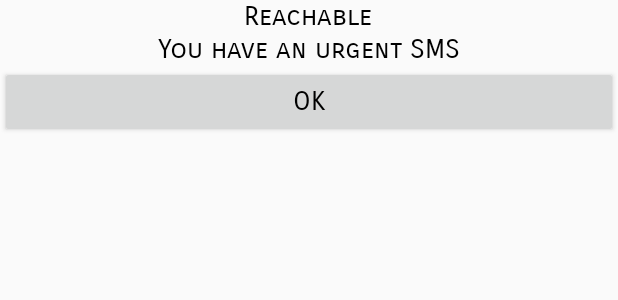
After one commit to ravirammysore/ReachableApp, an Android app: the layout activity_alert.xml on its own in the app's theme, with its tools: preview values and no code run, on a phone screen of 412 x 824 dp. The commit adds this screen. Shown: the top 300 px of the screen. Run offline under Robolectric (Android 15) with nearby library versions, the phone set to English and light mode, and no system bars.

Commit message:
added alert activity with siren, considered various approaches like media player

```diff
--- a/app/src/main/java/in/appfocus/reachable/MainActivity.java
+++ b/app/src/main/java/in/appfocus/reachable/MainActivity.java
@@ -93,6 +93,8 @@ public class MainActivity extends AppCompatActivity {
     }
 
     private void swReceiverStatusChanged(Boolean status){
+        // TODO: 24/10/17 start a sticky notification (which will open our app when clicked)
+        // TODO: 24/10/17 implement the putPhoneOnSilentMode
         if(status==true){
             if(intReceiverStatus != PackageManager.COMPONENT_ENABLED_STATE_ENABLED) {
                 pm.setComponentEnabledSetting(SMSReceiverComponent,
@@ -108,6 +110,8 @@ public class MainActivity extends AppCompatActivity {
             swAutoResponseSMS.setEnabled(true);
         }
         else{
+            // TODO: 24/10/17 remove the sticky notification
+            // TODO: 24/10/17 implement the putPhoneOnNormalMode
             if (intReceiverStatus != PackageManager.COMPONENT_ENABLED_STATE_DISABLED) {
                 pm.setComponentEnabledSetting(SMSReceiverComponent,
                         PackageManager.COMPONENT_ENABLED_STATE_DISABLED,
@@ -130,7 +134,6 @@ public class MainActivity extends AppCompatActivity {
     }
 
     private void putPhoneOnSilentMode(){
-        // TODO: 18-10-2017 reduce the ringer volume to min
     }
 
     private void putPhoneOnNormalMode(){
--- /dev/null
+++ b/app/src/main/res/layout/activity_alert.xml
@@ -0,0 +1,27 @@
+<?xml version="1.0" encoding="utf-8"?>
+<LinearLayout xmlns:android="http://schemas.android.com/apk/res/android"
+    xmlns:tools="http://schemas.android.com/tools"
+    android:layout_width="match_parent"
+    android:layout_height="match_parent"
+    android:orientation="vertical"
+    tools:context="in.appfocus.reachable.AlertActivity">
+
+    <TextView
+        android:layout_width="wrap_content"
+        android:layout_height="wrap_content"
+        android:layout_gravity="center"
+        android:text="Reachable" />
+
+    <TextView
+        android:layout_width="wrap_content"
+        android:layout_height="wrap_content"
+        android:layout_gravity="center"
+        android:text="You have an urgent SMS" />
+
+    <Button
+        android:layout_width="match_parent"
+        android:layout_height="wrap_content"
+        android:layout_gravity="center"
+        android:onClick="btnStopClicked"
+        android:text="OK" />
+</LinearLayout>
--- a/app/src/main/res/values/styles.xml
+++ b/app/src/main/res/values/styles.xml
@@ -20,4 +20,8 @@
         <item name="android:windowContentOverlay">@null</item>
     </style>
 
+    <style name="Dialogue" parent="Theme.AppCompat.Dialog.Alert">
+        <item name="android:windowNoTitle">true</item>
+    </style>
+
 </resources>
```
Also changed, not shown: app/src/main/AndroidManifest.xml (+11 -4 lines), app/src/main/java/in/appfocus/reachable/AlertActivity.java (added, +53 -0 lines), app/src/main/java/in/appfocus/reachable/MyReceiver.java (+45 -11 lines), app/src/main/res/drawable/ic_stat_error_outline.png (added), 2 other files.
